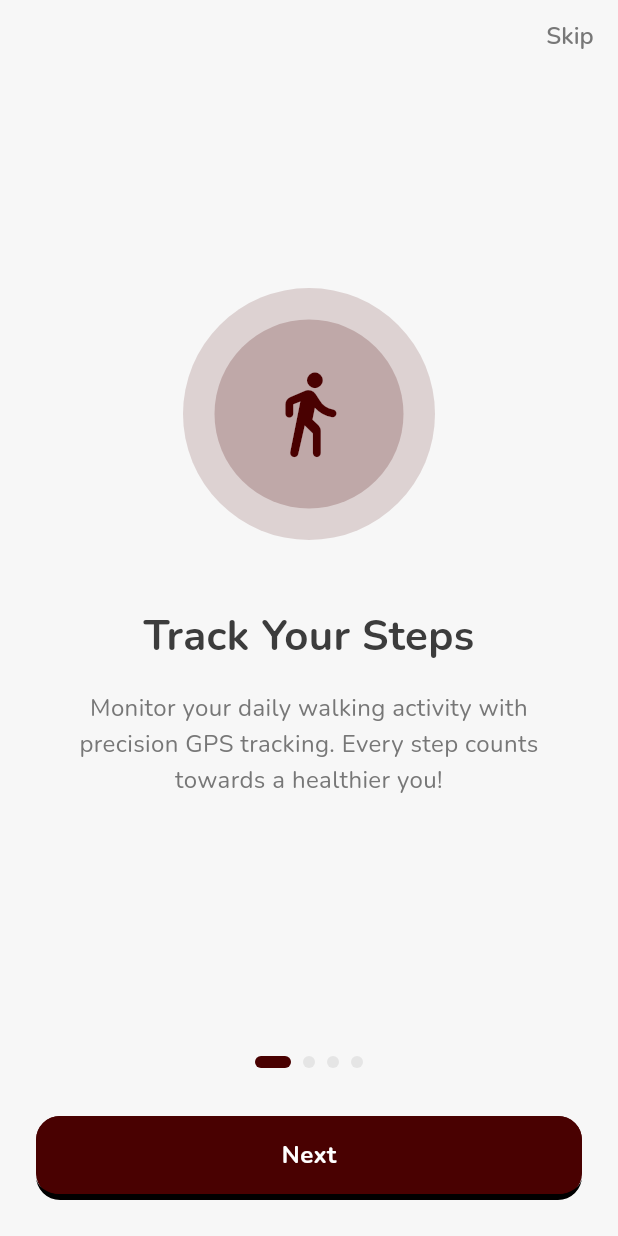
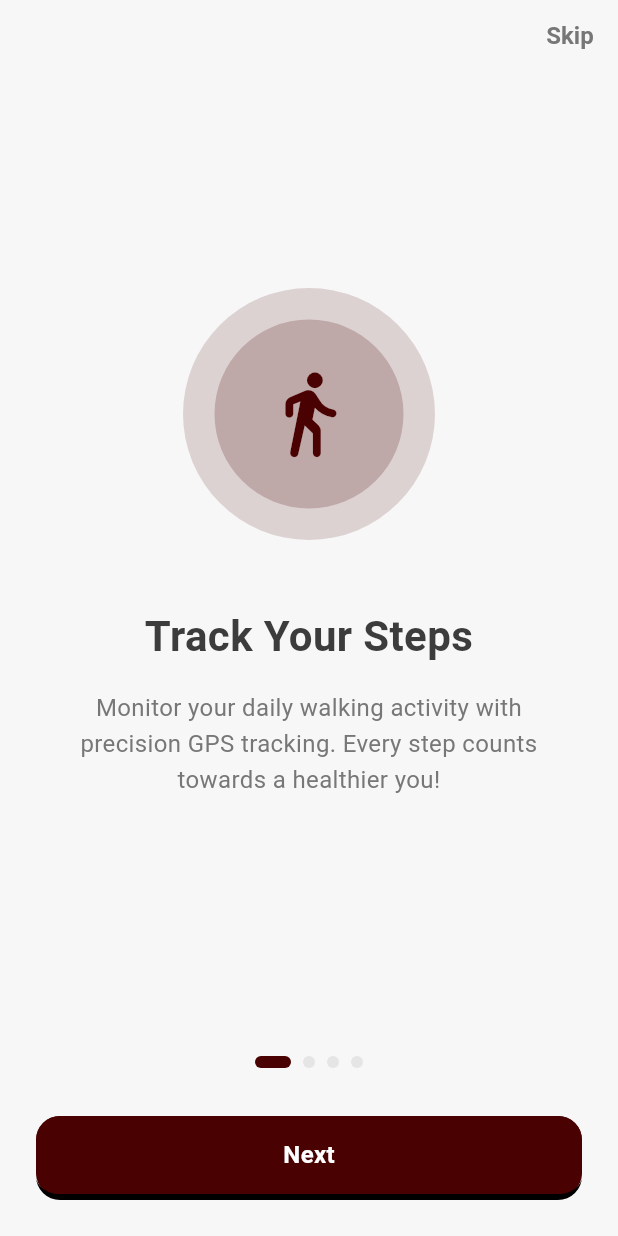
Before and after one commit to yunusemre274/Healtiefy, a Flutter app: the screen it shows after launch, on a phone screen of 412 x 824 dp. Run offline on Flutter 3.47's test engine with Material 3 defaults, Android fonts, the phone set to English and light mode, and no system bars; drawn by our look-alikes of flutter_animate; our stand-ins replace equatable, flutter_bloc, geolocator, go_router, google_maps_flutter, hive_flutter and 2 more; accounts and stored records are empty.

Commit message:
flutter pages updated

```diff
--- a/lib/core/theme/app_theme.dart
+++ b/lib/core/theme/app_theme.dart
@@ -20,7 +20,7 @@ class AppTheme {
         onSurface: AppColors.textPrimary,
         onError: Colors.white,
       ),
-      fontFamily: 'Nunito',
+      fontFamily: 'Roboto',
       textTheme: const TextTheme(
         displayLarge: TextStyle(
           fontSize: 32,
@@ -112,7 +112,7 @@ class AppTheme {
           textStyle: const TextStyle(
             fontSize: 16,
             fontWeight: FontWeight.w600,
-            fontFamily: 'Nunito',
+            fontFamily: 'Roboto',
           ),
         ),
       ),
@@ -127,7 +127,7 @@ class AppTheme {
           textStyle: const TextStyle(
             fontSize: 16,
             fontWeight: FontWeight.w600,
-            fontFamily: 'Nunito',
+            fontFamily: 'Roboto',
           ),
         ),
       ),
@@ -137,7 +137,7 @@ class AppTheme {
           textStyle: const TextStyle(
             fontSize: 14,
             fontWeight: FontWeight.w600,
-            fontFamily: 'Nunito',
+            fontFamily: 'Roboto',
           ),
         ),
       ),
@@ -192,12 +192,12 @@ class AppTheme {
         selectedLabelStyle: TextStyle(
           fontSize: 12,
           fontWeight: FontWeight.w600,
-          fontFamily: 'Nunito',
+          fontFamily: 'Roboto',
         ),
         unselectedLabelStyle: TextStyle(
           fontSize: 12,
           fontWeight: FontWeight.normal,
-          fontFamily: 'Nunito',
+          fontFamily: 'Roboto',
         ),
       ),
       appBarTheme: const AppBarTheme(
@@ -209,14 +209,14 @@ class AppTheme {
           color: AppColors.textPrimary,
           fontSize: 20,
           fontWeight: FontWeight.bold,
-          fontFamily: 'Nunito',
+          fontFamily: 'Roboto',
         ),
       ),
       snackBarTheme: SnackBarThemeData(
         backgroundColor: AppColors.textPrimary,
         contentTextStyle: const TextStyle(
           color: Colors.white,
-          fontFamily: 'Nunito',
+          fontFamily: 'Roboto',
         ),
         shape: RoundedRectangleBorder(
           borderRadius: BorderRadius.circular(12),
@@ -232,7 +232,7 @@ class AppTheme {
           color: AppColors.textPrimary,
           fontSize: 20,
           fontWeight: FontWeight.bold,
-          fontFamily: 'Nunito',
+          fontFamily: 'Roboto',
         ),
       ),
       bottomSheetTheme: const BottomSheetThemeData(
```
Also changed, not shown: pubspec.yaml (+3 -14 lines), pubspec.lock, 2 other files.
